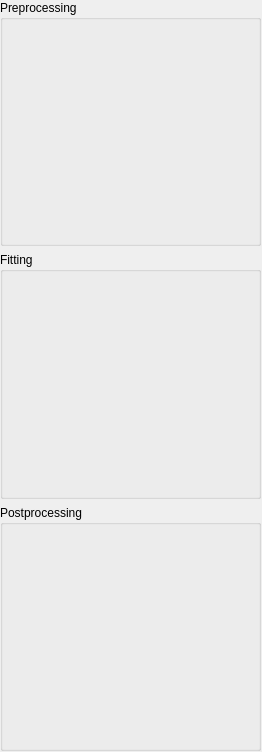
The window that titan/frontend/ui/ui_procpane.ui (rmbaur/titan) describes before a commit, drawn with Qt 5.
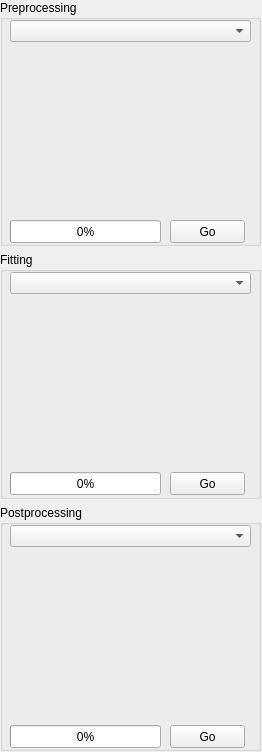
The same window after the commit.

Commit message: Monkey around with UI for proc pane

Diff of the .ui file:
```diff
--- a/titan/frontend/ui/ui_procpane.ui
+++ b/titan/frontend/ui/ui_procpane.ui
@@ -28,6 +28,57 @@
       <property name="title">
        <string>Preprocessing</string>
       </property>
+      <widget class="QComboBox" name="preOptions">
+       <property name="geometry">
+        <rect>
+         <x>10</x>
+         <y>20</y>
+         <width>241</width>
+         <height>22</height>
+        </rect>
+       </property>
+      </widget>
+      <widget class="QPushButton" name="preButton">
+       <property name="geometry">
+        <rect>
+         <x>170</x>
+         <y>220</y>
+         <width>75</width>
+         <height>23</height>
+        </rect>
+       </property>
+       <property name="text">
+        <string>Go</string>
+       </property>
+      </widget>
+      <widget class="QProgressBar" name="preProgressBar">
+       <property name="geometry">
+        <rect>
+         <x>10</x>
+         <y>220</y>
+         <width>151</width>
+         <height>23</height>
+        </rect>
+       </property>
+       <property name="value">
+        <number>0</number>
+       </property>
+      </widget>
+      <widget class="QWidget" name="preStackBox" native="true">
+       <property name="geometry">
+        <rect>
+         <x>10</x>
+         <y>50</y>
+         <width>241</width>
+         <height>161</height>
+        </rect>
+       </property>
+      </widget>
+      <zorder>preOptions</zorder>
+      <zorder>preButton</zorder>
+      <zorder>preProgressBar</zorder>
+      <zorder>preStackBox</zorder>
+      <zorder>fitBox</zorder>
      </widget>
     </item>
     <item>
@@ -35,6 +86,57 @@
       <property name="title">
        <string>Fitting</string>
       </property>
+      <widget class="QComboBox" name="fitOptions">
+       <property name="geometry">
+        <rect>
+         <x>10</x>
+         <y>20</y>
+         <width>241</width>
+         <height>22</height>
+        </rect>
+       </property>
+      </widget>
+      <widget class="QPushButton" name="fitButton">
+       <property name="geometry">
+        <rect>
+         <x>170</x>
+         <y>220</y>
+         <width>75</width>
+         <height>23</height>
+        </rect>
+       </property>
+       <property name="text">
+        <string>Go</string>
+       </property>
+      </widget>
+      <widget class="QProgressBar" name="fitProgressBar">
+       <property name="geometry">
+        <rect>
+         <x>10</x>
+         <y>220</y>
+         <width>151</width>
+         <height>23</height>
+        </rect>
+       </property>
+       <property name="value">
+        <number>0</number>
+       </property>
+      </widget>
+      <widget class="QWidget" name="fitStackBox" native="true">
+       <property name="geometry">
+        <rect>
+         <x>10</x>
+         <y>50</y>
+         <width>241</width>
+         <height>161</height>
+        </rect>
+       </property>
+      </widget>
+      <zorder>fitOptions</zorder>
+      <zorder>postBox</zorder>
+      <zorder>fitButton</zorder>
+      <zorder>fitProgressBar</zorder>
+      <zorder>fitStackBox</zorder>
      </widget>
     </item>
     <item>
@@ -42,6 +144,52 @@
       <property name="title">
        <string>Postprocessing</string>
       </property>
+      <widget class="QComboBox" name="postOptions">
+       <property name="geometry">
+        <rect>
+         <x>10</x>
+         <y>20</y>
+         <width>241</width>
+         <height>22</height>
+        </rect>
+       </property>
+      </widget>
+      <widget class="QPushButton" name="postButton">
+       <property name="geometry">
+        <rect>
+         <x>170</x>
+         <y>220</y>
+         <width>75</width>
+         <height>23</height>
+        </rect>
+       </property>
+       <property name="text">
+        <string>Go</string>
+       </property>
+      </widget>
+      <widget class="QProgressBar" name="postProgressBar">
+       <property name="geometry">
+        <rect>
+         <x>10</x>
+         <y>220</y>
+         <width>151</width>
+         <height>23</height>
+        </rect>
+       </property>
+       <property name="value">
+        <number>0</number>
+       </property>
+      </widget>
+      <widget class="QWidget" name="postStackBox" native="true">
+       <property name="geometry">
+        <rect>
+         <x>10</x>
+         <y>50</y>
+         <width>241</width>
+         <height>161</height>
+        </rect>
+       </property>
+      </widget>
      </widget>
     </item>
    </layout>
```
